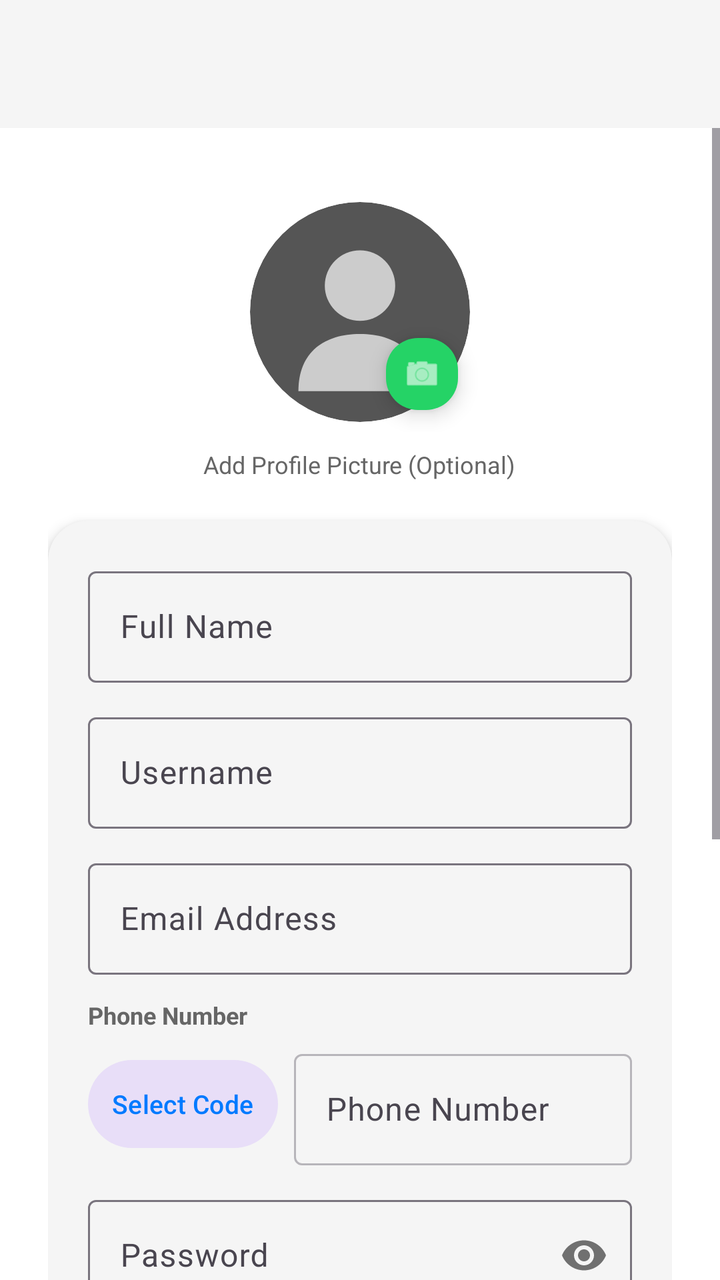
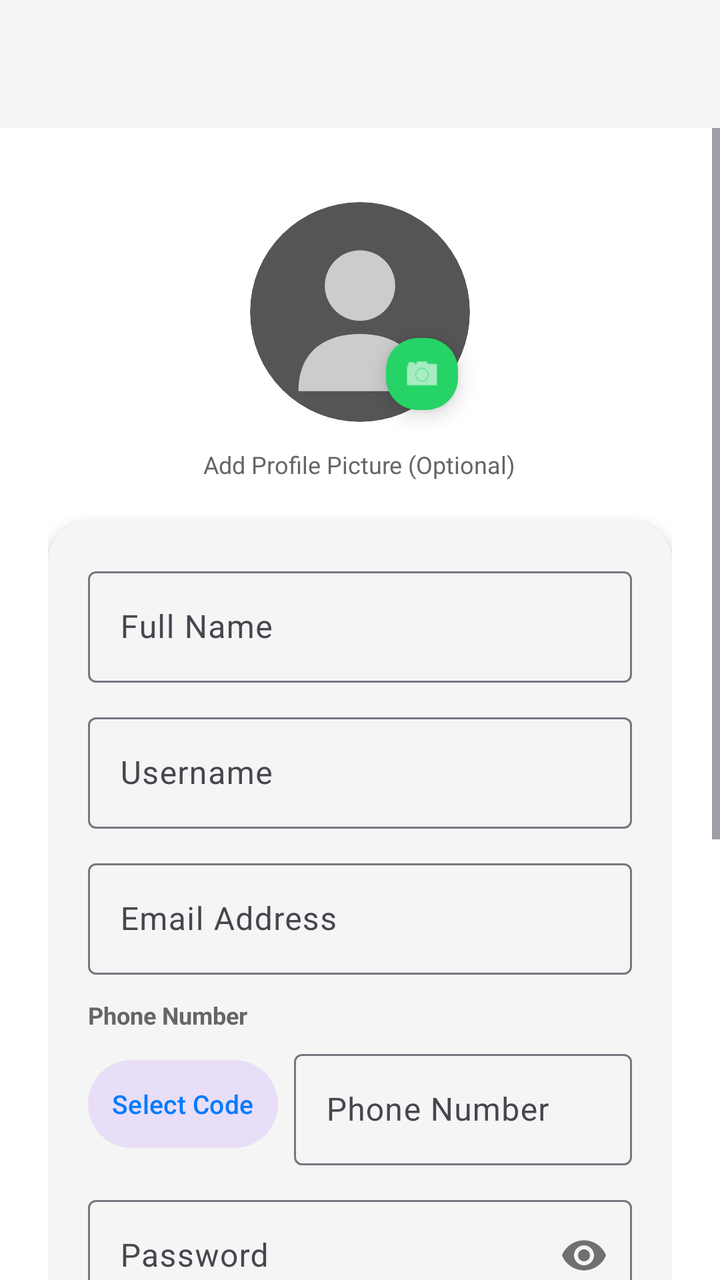

Before-and-after screenshots of an Android layout around one commit, followed by the original layout XML and the change that was made.
<!-- AndroidManifest.xml: application theme Theme.ProjectCecily -->
<!-- res/layout/activity_signup.xml -->
<?xml version="1.0" encoding="utf-8"?>
<androidx.constraintlayout.widget.ConstraintLayout xmlns:android="http://schemas.android.com/apk/res/android"
    xmlns:app="http://schemas.android.com/apk/res-auto"
    android:layout_width="match_parent"
    android:layout_height="match_parent"
    android:background="@color/app_background">

    
    <com.google.android.material.appbar.AppBarLayout
        android:id="@+id/appBarLayout"
        android:layout_width="match_parent"
        android:layout_height="wrap_content"
        android:fitsSystemWindows="true"
        app:elevation="4dp"
        app:layout_constraintEnd_toEndOf="parent"
        app:layout_constraintStart_toStartOf="parent"
        app:layout_constraintTop_toTopOf="parent">

        <com.google.android.material.appbar.MaterialToolbar
            android:id="@+id/toolbar"
            android:layout_width="match_parent"
            android:layout_height="?attr/actionBarSize"
            android:background="@color/card_background" />
    </com.google.android.material.appbar.AppBarLayout>

    <ScrollView
        android:id="@+id/signup_scroll"
        android:layout_width="0dp"
        android:layout_height="0dp"
        app:layout_constraintBottom_toBottomOf="parent"
        app:layout_constraintEnd_toEndOf="parent"
        app:layout_constraintStart_toStartOf="parent"
        app:layout_constraintTop_toBottomOf="@id/appBarLayout">

        <LinearLayout
            android:layout_width="match_parent"
            android:layout_height="wrap_content"
            android:orientation="vertical"
            android:padding="24dp">

            
            <FrameLayout
                android:layout_width="match_parent"
                android:layout_height="wrap_content"
                android:paddingTop="8dp"
                android:paddingBottom="8dp">

                <RelativeLayout
                    android:layout_width="120dp"
                    android:layout_height="120dp"
                    android:layout_gravity="center">

                    <com.google.android.material.imageview.ShapeableImageView
                        android:id="@+id/ivSignUpProfilePic"
                        android:layout_width="110dp"
                        android:layout_height="110dp"
                        android:layout_centerInParent="true"
                        android:scaleType="centerCrop"
                        android:src="@drawable/ic_blank_user"
                        app:shapeAppearanceOverlay="@style/CircleImage" />

                    <com.google.android.material.floatingactionbutton.FloatingActionButton
                        android:id="@+id/btnSignUpChangeProfilePic"
                        android:layout_width="36dp"
                        android:layout_height="36dp"
                        android:layout_alignBottom="@id/ivSignUpProfilePic"
                        android:layout_alignEnd="@id/ivSignUpProfilePic"
                        android:contentDescription="Add profile picture"
                        app:backgroundTint="#25D366"
                        app:fabCustomSize="36dp"
                        app:maxImageSize="20dp"
                        app:srcCompat="@android:drawable/ic_menu_camera"
                        app:tint="#FFFFFF" />
                </RelativeLayout>
            </FrameLayout>

            <TextView
                android:layout_width="wrap_content"
                android:layout_height="wrap_content"
                android:layout_gravity="center"
                android:text="Add Profile Picture (Optional)"
                android:textColor="@color/text_secondary"
                android:textSize="12sp" />

            
            <com.google.android.material.card.MaterialCardView
                android:layout_width="match_parent"
                android:layout_height="wrap_content"
                android:layout_marginTop="20dp"
                app:cardBackgroundColor="@color/card_background"
                app:cardCornerRadius="20dp"
                app:cardElevation="4dp"
                app:strokeWidth="0dp">

                <LinearLayout
                    android:layout_width="match_parent"
                    android:layout_height="wrap_content"
                    android:orientation="vertical"
                    android:padding="20dp">

                    
                    <com.google.android.material.textfield.TextInputLayout
                        style="@style/Widget.Material3.TextInputLayout.OutlinedBox"
                        android:layout_width="match_parent"
                        android:layout_height="wrap_content"
                        android:hint="Full Name">

                        <com.google.android.material.textfield.TextInputEditText
                            android:id="@+id/etSignUpName"
                            android:layout_width="match_parent"
                            android:layout_height="wrap_content"
                            android:inputType="textPersonName"
                            android:singleLine="true" />
                    </com.google.android.material.textfield.TextInputLayout>

                    
                    <com.google.android.material.textfield.TextInputLayout
                        style="@style/Widget.Material3.TextInputLayout.OutlinedBox"
                        android:layout_width="match_parent"
                        android:layout_height="wrap_content"
                        android:layout_marginTop="12dp"
                        android:hint="Username">

                        <com.google.android.material.textfield.TextInputEditText
                            android:id="@+id/etSignUpUsername"
                            android:layout_width="match_parent"
                            android:layout_height="wrap_content"
                            android:inputType="text"
                            android:singleLine="true" />
                    </com.google.android.material.textfield.TextInputLayout>

                    
                    <com.google.android.material.textfield.TextInputLayout
                        style="@style/Widget.Material3.TextInputLayout.OutlinedBox"
                        android:layout_width="match_parent"
                        android:layout_height="wrap_content"
                        android:layout_marginTop="12dp"
                        android:hint="Email Address">

                        <com.google.android.material.textfield.TextInputEditText
                            android:id="@+id/etSignUpEmail"
                            android:layout_width="match_parent"
                            android:layout_height="wrap_content"
                            android:inputType="textEmailAddress"
                            android:singleLine="true" />
                    </com.google.android.material.textfield.TextInputLayout>

                    
                    <TextView
                        android:layout_width="wrap_content"
                        android:layout_height="wrap_content"
                        android:layout_marginTop="12dp"
                        android:text="Phone Number"
                        android:textColor="@color/text_secondary"
                        android:textSize="12sp"
                        android:textStyle="bold" />

                    <LinearLayout
                        android:layout_width="match_parent"
                        android:layout_height="wrap_content"
                        android:layout_marginTop="6dp"
                        android:gravity="center_vertical"
                        android:orientation="horizontal">

                        <Button
                            android:id="@+id/btnSelectSignUpCountryCode"
                            style="@style/Widget.Material3.Button.TonalButton"
                            android:layout_width="wrap_content"
                            android:layout_height="52dp"
                            android:paddingHorizontal="12dp"
                            android:text="Select Code"
                            android:textSize="13sp" />

                        <com.google.android.material.textfield.TextInputLayout
                            style="@style/Widget.Material3.TextInputLayout.OutlinedBox"
                            android:layout_width="0dp"
                            android:layout_height="wrap_content"
                            android:layout_marginStart="8dp"
                            android:layout_weight="1"
                            android:hint="Phone Number">

                            <com.google.android.material.textfield.TextInputEditText
                                android:id="@+id/etSignUpPhoneNumber"
                                android:layout_width="match_parent"
                                android:layout_height="wrap_content"
                                android:alpha="0.5"
                                android:enabled="false"
                                android:inputType="phone"
                                android:singleLine="true" />
                        </com.google.android.material.textfield.TextInputLayout>
                    </LinearLayout>

                    
                    <com.google.android.material.textfield.TextInputLayout
                        style="@style/Widget.Material3.TextInputLayout.OutlinedBox"
                        android:layout_width="match_parent"
                        android:layout_height="wrap_content"
                        android:layout_marginTop="12dp"
                        android:hint="Password"
                        app:passwordToggleEnabled="true">

                        <com.google.android.material.textfield.TextInputEditText
                            android:id="@+id/etSignUpPassword"
                            android:layout_width="match_parent"
                            android:layout_height="wrap_content"
                            android:inputType="textPassword"
                            android:singleLine="true" />
                    </com.google.android.material.textfield.TextInputLayout>

                    
                    <TextView
                        android:layout_width="wrap_content"
                        android:layout_height="wrap_content"
                        android:layout_marginTop="16dp"
                        android:text="Gender"
                        android:textColor="@color/text_secondary"
                        android:textSize="12sp"
                        android:textStyle="bold" />

                    <com.google.android.material.button.MaterialButtonToggleGroup
                        android:id="@+id/genderToggleGroup"
                        android:layout_width="match_parent"
                        android:layout_height="wrap_content"
                        android:layout_marginTop="8dp"
                        app:selectionRequired="true"
                        app:singleSelection="true">

                        <Button
                            android:id="@+id/btnGenderMale"
                            style="?attr/materialButtonOutlinedStyle"
                            android:layout_width="0dp"
                            android:layout_height="wrap_content"
                            android:layout_weight="1"
                            android:text="Male"
                            android:textSize="11sp" />

                        <Button
                            android:id="@+id/btnGenderFemale"
                            style="?attr/materialButtonOutlinedStyle"
                            android:layout_width="0dp"
                            android:layout_height="wrap_content"
                            android:layout_weight="1"
                            android:text="Female"
                            android:textSize="11sp" />

                        <Button
                            android:id="@+id/btnGenderOther"
                            style="?attr/materialButtonOutlinedStyle"
                            android:layout_width="0dp"
                            android:layout_height="wrap_content"
                            android:layout_weight="1.3"
                            android:text="Prefer not to say"
                            android:textSize="10sp" />
                    </com.google.android.material.button.MaterialButtonToggleGroup>

                    
                    <com.google.android.material.textfield.TextInputLayout
                        style="@style/Widget.Material3.TextInputLayout.OutlinedBox"
                        android:layout_width="match_parent"
                        android:layout_height="wrap_content"
                        android:layout_marginTop="16dp"
                        android:hint="Birthday (YYYY-MM-DD)">

                        <com.google.android.material.textfield.TextInputEditText
                            android:id="@+id/etSignUpBirthday"
                            android:layout_width="match_parent"
                            android:layout_height="wrap_content"
                            android:focusable="false"
                            android:inputType="none"
                            android:singleLine="true" />
                    </com.google.android.material.textfield.TextInputLayout>

                    
                    <Button
                        android:id="@+id/btnCreateAccount"
                        android:layout_width="match_parent"
                        android:layout_height="52dp"
                        android:layout_marginTop="24dp"
                        android:text="Create Account"
                        android:textSize="16sp"
                        android:textStyle="bold" />

                    <Button
                        android:id="@+id/btnBackToLogin"
                        style="@style/Widget.Material3.Button.TextButton"
                        android:layout_width="match_parent"
                        android:layout_height="wrap_content"
                        android:layout_marginTop="8dp"
                        android:text="Already have an account? Log In" />

                </LinearLayout>
            </com.google.android.material.card.MaterialCardView>

        </LinearLayout>
    </ScrollView>

</androidx.constraintlayout.widget.ConstraintLayout>
<!-- resources referenced by this layout -->
<resources>
  <color name="app_background">#FFFFFF</color>
  <color name="card_background">#F5F5F5</color>
  <color name="text_secondary">#666666</color>
  <!-- drawable ic_blank_user (drawable) -->
  <?xml version="1.0" encoding="utf-8"?>
  <vector xmlns:android="http://schemas.android.com/apk/res/android"
      android:width="120dp"
      android:height="120dp"
      android:viewportWidth="100"
      android:viewportHeight="100">
      
      <path
          android:fillColor="#555555"
          android:pathData="M0,50 A50,50 0 1,0 100,50 A50,50 0 1,0 0,50 Z" />
      
      <path
          android:fillColor="#CCCCCC"
          android:pathData="M50,22 A16,16 0 1,0 50,54 A16,16 0 1,0 50,22 Z" />
      
      <path
          android:fillColor="#CCCCCC"
          android:pathData="M22,86 C22,68 34,60 50,60 C66,60 78,68 78,86 Z" />
  </vector>
  <style name="CircleImage">
          <item name="cornerSize">50%</item>
      </style>
  <style name="Theme.ProjectCecily" parent="Base.Theme.ProjectCecily" />
  <style name="Base.Theme.ProjectCecily" parent="Theme.Material3.DayNight.NoActionBar">
          
          <item name="colorPrimary">@color/nav_selected</item>
          <item name="windowActionBar">false</item>
          <item name="windowNoTitle">true</item>
  
          
          <item name="colorOnSecondaryContainer">@color/nav_selected</item>
      </style>
  <color name="nav_selected">#007AFF</color>
</resources>

<!-- the commit's change to res/layout/activity_signup.xml (unified diff, before → after) -->
@@ -183,8 +183,6 @@
                                 android:id="@+id/etSignUpPhoneNumber"
                                 android:layout_width="match_parent"
                                 android:layout_height="wrap_content"
-                                android:alpha="0.5"
-                                android:enabled="false"
                                 android:inputType="phone"
                                 android:singleLine="true" />
                         </com.google.android.material.textfield.TextInputLayout>
